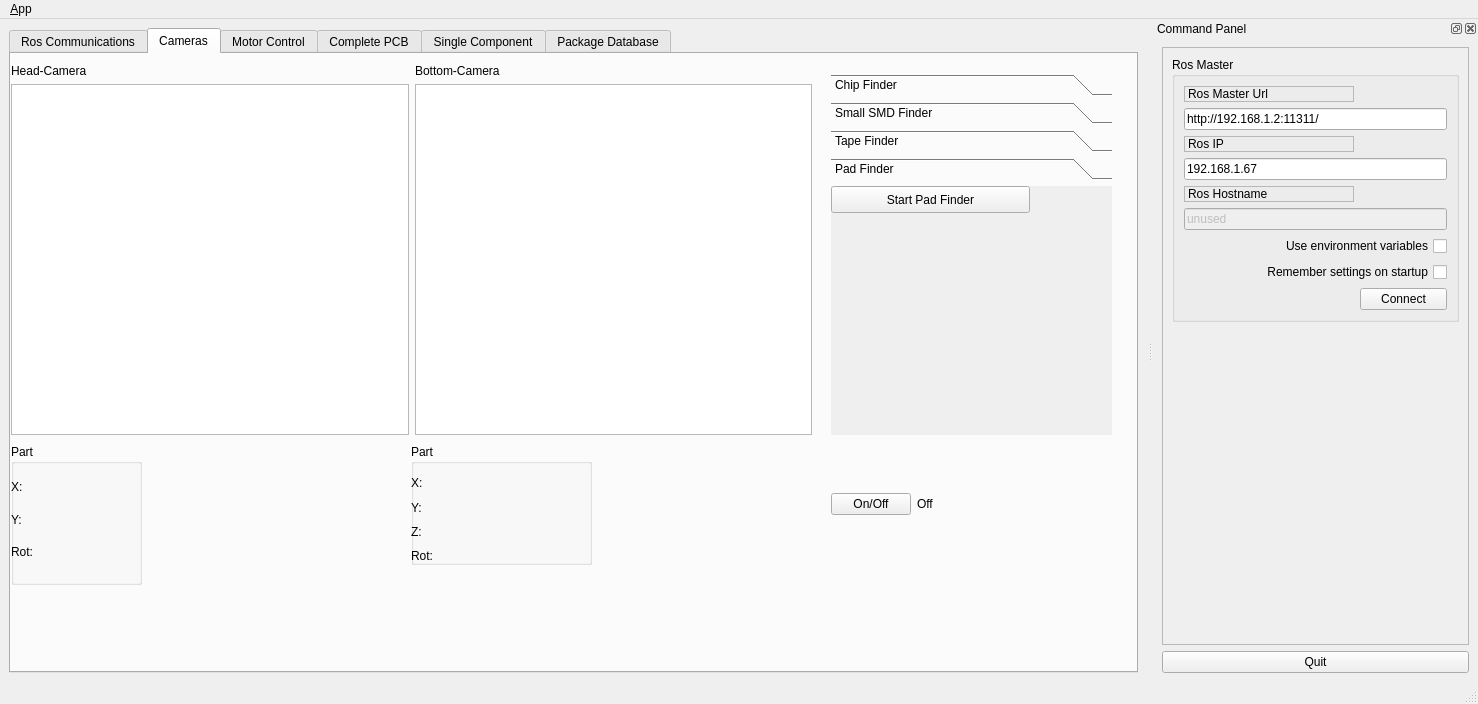
Qt form pap_gui/ui/main_window.ui (JohanVer/PAP2015) before a commit.
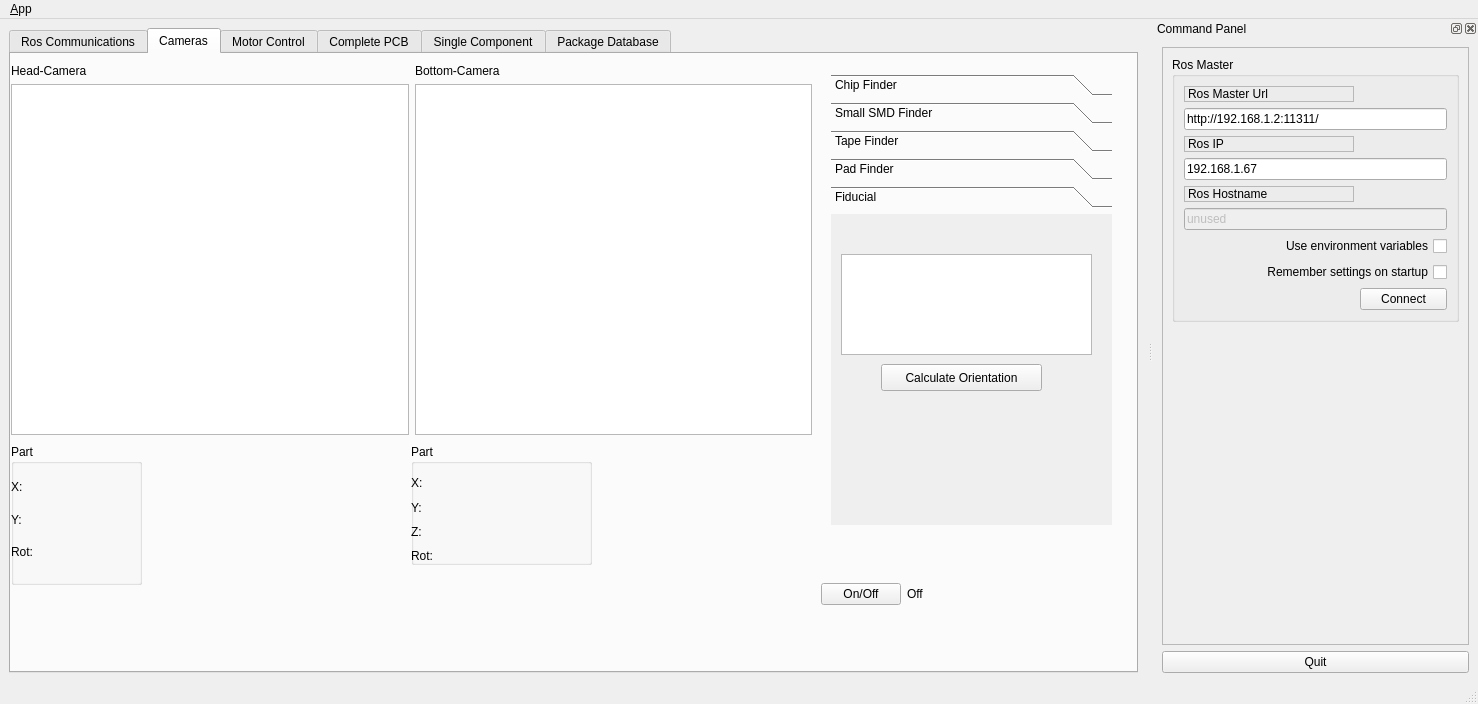
The same form after that commit. Icons and pictures are not drawn. Custom widgets are drawn as their Qt base class.

Commit message: rough fiducial interface

```diff
--- a/pap_gui/ui/main_window.ui
+++ b/pap_gui/ui/main_window.ui
@@ -85,6 +85,12 @@
           <layout class="QVBoxLayout" name="verticalLayout_4">
            <item>
             <widget class="QLabel" name="label_5">
+             <property name="sizePolicy">
+              <sizepolicy hsizetype="Fixed" vsizetype="Fixed">
+               <horstretch>0</horstretch>
+               <verstretch>0</verstretch>
+              </sizepolicy>
+             </property>
              <property name="text">
               <string>Head-Camera</string>
              </property>
@@ -99,6 +105,12 @@
           <layout class="QVBoxLayout" name="verticalLayout_6">
            <item>
             <widget class="QLabel" name="label_4">
+             <property name="sizePolicy">
+              <sizepolicy hsizetype="Fixed" vsizetype="Fixed">
+               <horstretch>0</horstretch>
+               <verstretch>0</verstretch>
+              </sizepolicy>
+             </property>
              <property name="text">
               <string>Bottom-Camera</string>
              </property>
@@ -218,11 +230,11 @@
           <x>820</x>
           <y>20</y>
           <width>281</width>
-          <height>361</height>
+          <height>451</height>
          </rect>
         </property>
         <property name="currentIndex">
-         <number>3</number>
+         <number>4</number>
         </property>
         <widget class="QWidget" name="page">
          <property name="geometry">
@@ -443,6 +455,14 @@
          </widget>
         </widget>
         <widget class="QWidget" name="page_4">
+         <property name="geometry">
+          <rect>
+           <x>0</x>
+           <y>0</y>
+           <width>281</width>
+           <height>296</height>
+          </rect>
+         </property>
          <attribute name="label">
           <string>Pad Finder</string>
          </attribute>
@@ -459,13 +479,43 @@
            <string>Start Pad Finder</string>
           </property>
          </widget>
+         <zorder>startPadFinder_Button</zorder>
+         <zorder></zorder>
+        </widget>
+        <widget class="QWidget" name="page_5">
+         <attribute name="label">
+          <string>Fiducial</string>
+         </attribute>
+         <widget class="QTableWidget" name="fiducialTable">
+          <property name="geometry">
+           <rect>
+            <x>10</x>
+            <y>40</y>
+            <width>251</width>
+            <height>101</height>
+           </rect>
+          </property>
+         </widget>
+         <widget class="QPushButton" name="calcOrientation_Button">
+          <property name="geometry">
+           <rect>
+            <x>50</x>
+            <y>150</y>
+            <width>161</width>
+            <height>27</height>
+           </rect>
+          </property>
+          <property name="text">
+           <string>Calculate Orientation</string>
+          </property>
+         </widget>
         </widget>
        </widget>
        <widget class="QWidget" name="horizontalLayoutWidget_8">
         <property name="geometry">
          <rect>
-          <x>820</x>
-          <y>410</y>
+          <x>810</x>
+          <y>500</y>
           <width>160</width>
           <height>80</height>
          </rect>
@@ -3371,6 +3421,13 @@
    </property>
   </action>
  </widget>
+ <customwidgets>
+  <customwidget>
+   <class>ClickGraphicsView</class>
+   <extends>QGraphicsView</extends>
+   <header>ClickGraphicsView.hpp</header>
+  </customwidget>
+ </customwidgets>
  <resources>
   <include location="../resources/images.qrc"/>
  </resources>
```
Left out of the diff: 47 changed lines with no effect on the pictures. The commit also changes 7 other files.
